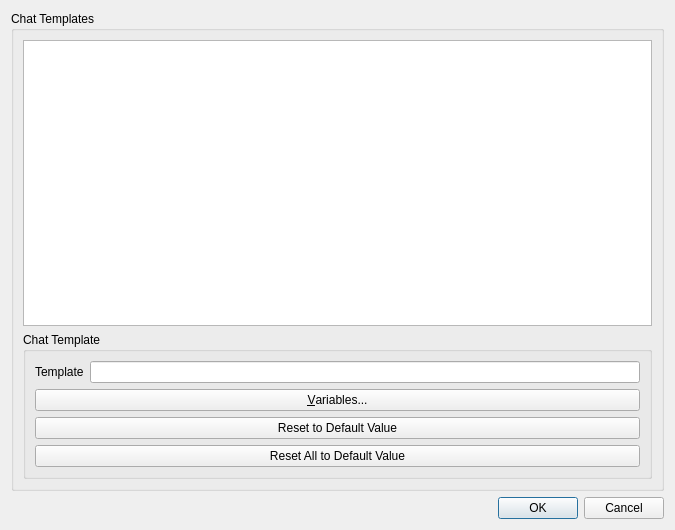
Old version of the form Client/qtTeamTalk/chattemplatesdlg.ui in the repository BearWare/TeamTalk5.
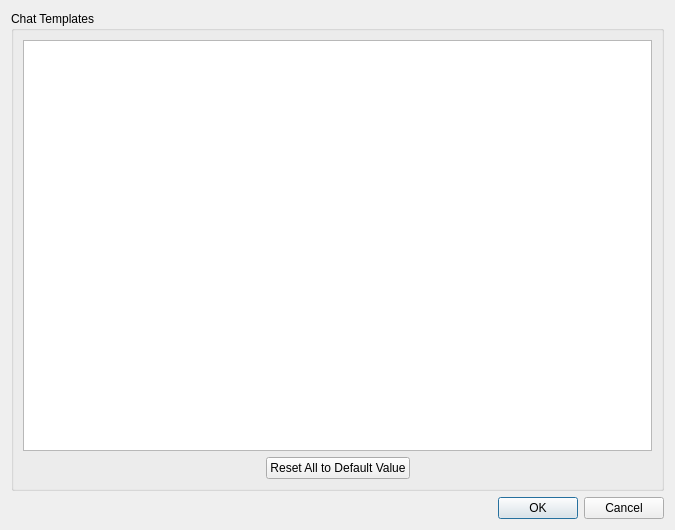
New version of the form. Custom widgets are drawn as their Qt base class.

Commit message: Redesigned statusbar events and chat templates

The edit to the form file:
```diff
--- a/Client/qtTeamTalk/chattemplatesdlg.ui
+++ b/Client/qtTeamTalk/chattemplatesdlg.ui
@@ -37,41 +37,19 @@
        </widget>
       </item>
       <item>
-       <widget class="QGroupBox" name="ctmsg_groupbox">
-        <property name="title">
-         <string>Chat Template</string>
-        </property>
-        <layout class="QVBoxLayout" name="verticalLayout_16">
-         <item>
           <layout class="QHBoxLayout" name="horizontalLayout_29">
            <item>
-            <widget class="QLabel" name="CTMsgLabel">
-             <property name="text">
-              <string>Template</string>
-             </property>
-             <property name="buddy">
-              <cstring>CTMsgEdit</cstring>
-             </property>
-            </widget>
-           </item>
-           <item>
-            <widget class="QLineEdit" name="CTMsgEdit"/>
-           </item>
-          </layout>
-         </item>
-         <item>
-          <widget class="QPushButton" name="CTVarButton">
-           <property name="text">
-            <string>&amp;Variables...</string>
-           </property>
-          </widget>
-         </item>
-         <item>
-          <widget class="QPushButton" name="CTDefValButton">
-           <property name="text">
-            <string>Reset to Default Value</string>
-           </property>
-          </widget>
+         <spacer name="horizontalSpacer_24">
+          <property name="orientation">
+           <enum>Qt::Horizontal</enum>
+          </property>
+          <property name="sizeHint" stdset="0">
+           <size>
+            <width>40</width>
+            <height>20</height>
+           </size>
+          </property>
+         </spacer>
          </item>
          <item>
           <widget class="QPushButton" name="CTDefAllValButton">
@@ -80,8 +58,20 @@
            </property>
           </widget>
          </item>
-        </layout>
-       </widget>
+        <item>
+         <spacer name="horizontalSpacer_25">
+          <property name="orientation">
+           <enum>Qt::Horizontal</enum>
+          </property>
+          <property name="sizeHint" stdset="0">
+           <size>
+            <width>40</width>
+            <height>20</height>
+           </size>
+          </property>
+         </spacer>
+        </item>
+       </layout>
       </item>
      </layout>
     </widget>
```
Lines whose indentation alone changed are shown as unchanged. The commit also changes 12 other files.
